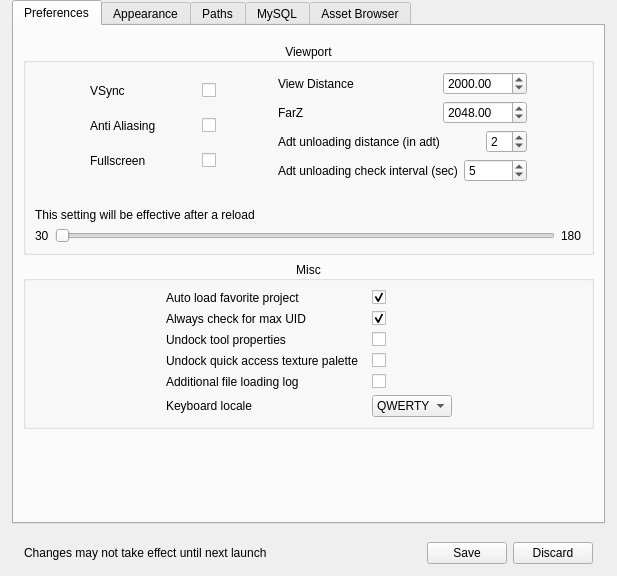
Old version of the form src/noggit/ui/windows/settingsPanel/SettingsPanel.ui in the repository Marlamin/noggit-red.
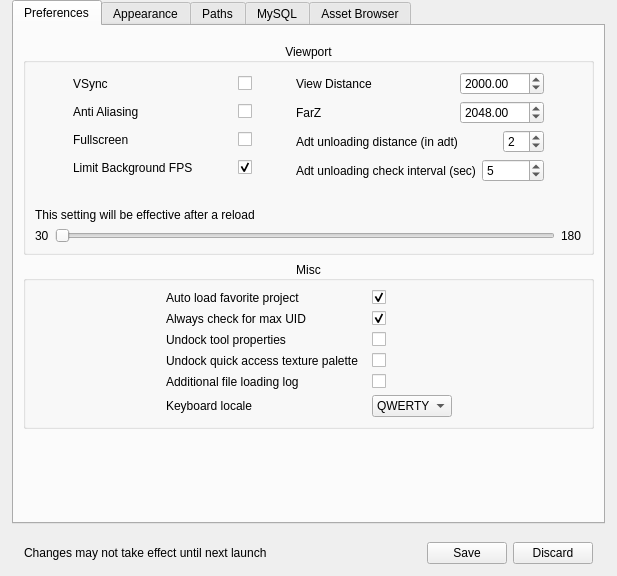
New version of the form. Icons and pictures are not drawn. Custom widgets are drawn as their Qt base class.

Commit message: make background fps a setting checkbox

```diff
--- a/src/noggit/ui/windows/settingsPanel/SettingsPanel.ui
+++ b/src/noggit/ui/windows/settingsPanel/SettingsPanel.ui
@@ -233,6 +233,43 @@
                        </item>
                       </layout>
                      </item>
+                     <item>
+                      <layout class="QHBoxLayout" name="horizontalLayout_14">
+                       <item>
+                        <widget class="QLabel" name="label_13">
+                         <property name="toolTip">
+                          <string>FPS will be halved when Noggit is not the active windows but still visible, FPS will be set to 1 when Noggit is minimized.</string>
+                         </property>
+                         <property name="text">
+                          <string>Limit Background FPS</string>
+                         </property>
+                        </widget>
+                       </item>
+                       <item>
+                        <spacer name="horizontalSpacer_24">
+                         <property name="orientation">
+                          <enum>Qt::Horizontal</enum>
+                         </property>
+                         <property name="sizeHint" stdset="0">
+                          <size>
+                           <width>40</width>
+                           <height>20</height>
+                          </size>
+                         </property>
+                        </spacer>
+                       </item>
+                       <item>
+                        <widget class="QCheckBox" name="_background_fps_limit_cb">
+                         <property name="text">
+                          <string/>
+                         </property>
+                         <property name="checked">
+                          <bool>true</bool>
+                         </property>
+                        </widget>
+                       </item>
+                      </layout>
+                     </item>
                     </layout>
                    </item>
                    <item>
```
The commit also changes 2 other files.
